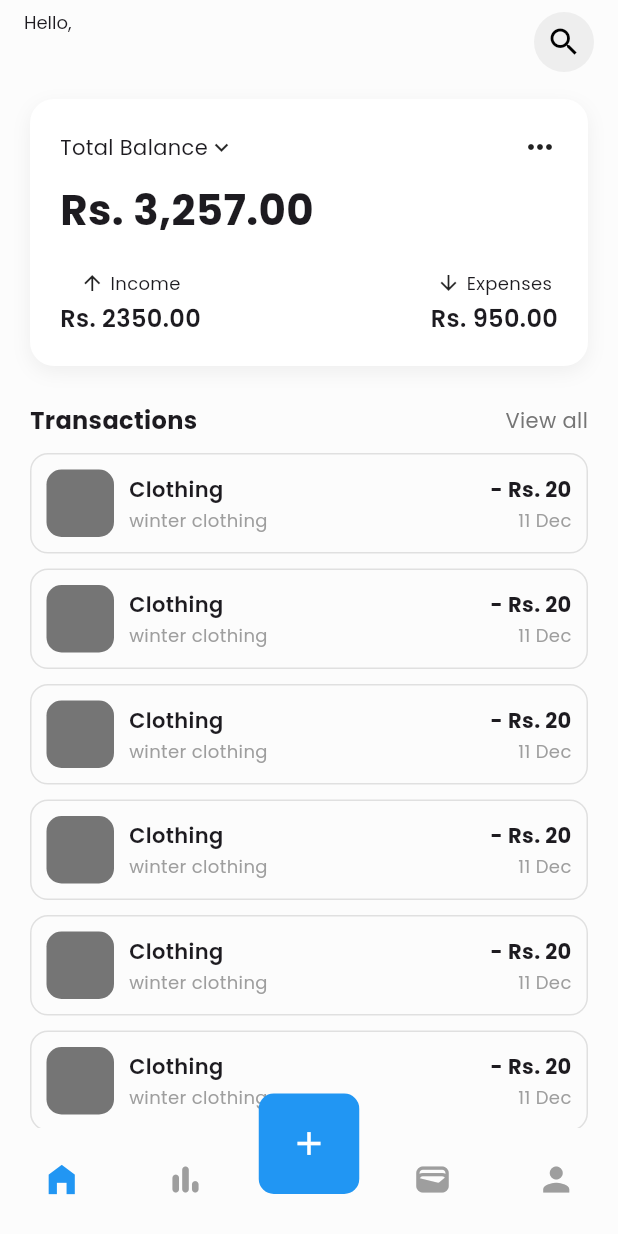
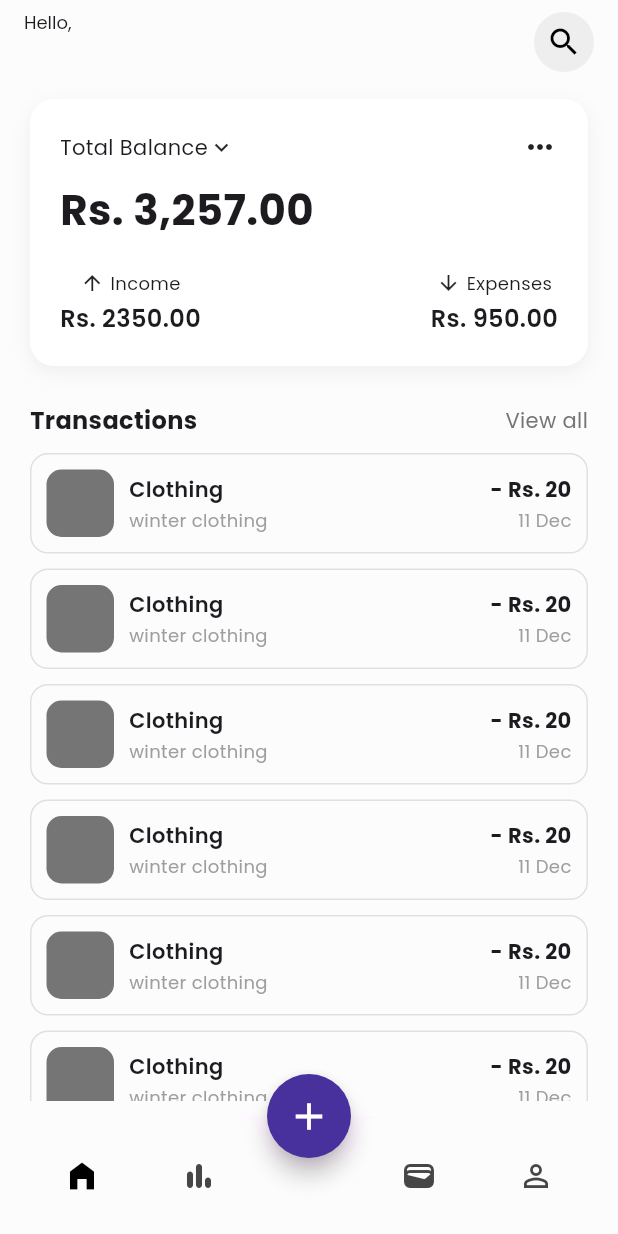
Before and after one commit to sanzay-c/finance_tracker, a Flutter app: the BottomNavBar screen opened directly, on a phone screen of 412 x 824 dp. Run offline on Flutter 3.47's test engine with Material 3 defaults, Android fonts, the phone set to English and light mode, and no system bars; drawn by our look-alikes of persistent_bottom_nav_bar; our stand-ins replace bloc, cloud_firestore, firebase_auth, firebase_core, flutter_bloc, flutter_screenutil and 3 more; accounts and stored records are empty; statements that could not run were skipped.

Commit message:
feat(ui): added a bottom nav bar using

```diff
--- a/lib/features/bottom_nav_bar/presentation/bottom_nav_bar.dart
+++ b/lib/features/bottom_nav_bar/presentation/bottom_nav_bar.dart
@@ -1,94 +1,124 @@
-import 'package:finance_tracker/features/transactions/presentation/screens/add_transaction_screen.dart';
-import 'package:finance_tracker/features/chart/presentation/screens/chart_screen.dart';
+import 'package:finance_tracker/core/constants/app_color.dart';
+import 'package:flutter/material.dart';
 import 'package:finance_tracker/features/dashbord/presentation/screens/dashboard_screen.dart';
 import 'package:finance_tracker/features/profile/presentation/screens/profile_screen.dart';
+import 'package:finance_tracker/features/transactions/presentation/screens/add_transaction_screen.dart';
 import 'package:finance_tracker/features/wallet/presentation/screens/wallet_screen.dart';
-import 'package:finance_tracker/core/constants/app_color.dart';
-import 'package:flutter/material.dart';
-import 'package:persistent_bottom_nav_bar/persistent_bottom_nav_bar.dart';
+import 'package:finance_tracker/features/chart/presentation/screens/chart_screen.dart';
 
-class BottomNavBar extends StatelessWidget {
+class BottomNavBar extends StatefulWidget {
   const BottomNavBar({super.key});
 
   @override
+  State<BottomNavBar> createState() => _BottomNavBarState();
+}
+
+class _BottomNavBarState extends State<BottomNavBar> {
+  int _selectedIndex = 0; // Tracks the selected tab
+
+  // List of all 4 screens for the navigation bar
+  static const List<Widget> _widgetOptions = <Widget>[
+    DashboardScreen(), // Index 0 (Home)
+    ChartScreen(), // Index 1 (Chart)
+    WalletScreen(), // Index 2 (Wallet)
+    ProfileScreen(), // Index 3 (Profile)
+  ];
+
+  // This function is called when a nav bar icon is tapped
+  void _onItemTapped(int index) {
+    setState(() {
+      _selectedIndex = index;
+    });
+  }
+
+  @override
   Widget build(BuildContext context) {
-    List<Widget> _buildScreens() {
-      return [
-        DashboardScreen(),
-        ChartScreen(),
-        AddTransactionScreen(),
-        WalletScreen(),
-        ProfileScreen(),
-      ];
-    }
+    return Scaffold(
+      // The body will display the screen corresponding to the selected index
+      body: Center(child: _widgetOptions.elementAt(_selectedIndex)),
 
-    List<PersistentBottomNavBarItem> _navBarsItems() {
-      return [
-        PersistentBottomNavBarItem(
-          icon: Tooltip(
-            message: "Home",
-            child: const Icon(Icons.home_filled),
+      // This is our main "Add" button
+      floatingActionButton: FloatingActionButton(
+        onPressed: () {
+          // Navigate to the Add Transaction Screen
+          Navigator.of(context).push(
+            MaterialPageRoute(builder: (_) =>  AddTransactionScreen()),
+          );
+        },
+        backgroundColor:  Color(
+          0xFF48319D,
+        ), // Dark purple color from your UI
+        shape:  CircleBorder(), // Ensures it's perfectly round
+        child:  Icon(Icons.add, color: Colors.white, size: 30),
+      ),
+
+      // Position the FloatingActionButton in the center, docked to the BottomAppBar
+      floatingActionButtonLocation: FloatingActionButtonLocation.centerDocked,
+
+      // This is our custom bottom navigation bar
+      bottomNavigationBar: BottomAppBar(
+        color:  getColorByTheme(context: context, colorClass: AppColors.backgroundColor), // Light gray color from your UI
+        shape:
+             CircularNotchedRectangle(), // Creates the cutout for the FAB
+        notchMargin: 8.0, // The space around the notch
+        child: SizedBox(
+          height: 60.0,
+          child: Row(
+            // Use spaceAround to distribute the icons evenly
+            mainAxisAlignment: MainAxisAlignment.spaceAround,
+            children: <Widget>[
+              // LEFT ICONS (Home and Chart)
+              Row(
+                children: <Widget>[
+                  IconButton(
+                    icon: Icon(
+                      Icons.home_filled,
+                      color:
+                          _selectedIndex == 0 ? const Color.fromARGB(255, 0, 0, 0) : const Color.fromARGB(255, 71, 70, 70),
+                    ),
+                    onPressed: () => _onItemTapped(0),
+                  ),
+                   SizedBox(width: 30),
+                  IconButton(
+                    icon: Icon(
+                      Icons.bar_chart_rounded,
+                      color:
+                          _selectedIndex == 1 ? const Color.fromARGB(255, 0, 0, 0) : const Color.fromARGB(255, 71, 70, 70),
+                    ),
+                    onPressed: () => _onItemTapped(1),
+                  ),
+                ],
+              ),
+
+              // This SizedBox creates the empty space in the middle
+               SizedBox(width: 40),
+
+              // RIGHT ICONS (Wallet and Profile)
+              Row(
+                children: <Widget>[
+                  IconButton(
+                    icon: Icon(
+                      Icons.wallet_rounded,
+                      color:
+                          _selectedIndex == 2 ? const Color.fromARGB(255, 0, 0, 0) : const Color.fromARGB(255, 71, 70, 70),
+                    ),
+                    onPressed: () => _onItemTapped(2),
+                  ),
+                   SizedBox(width: 30),
+                  IconButton(
+                    icon: Icon(
+                      Icons.person_outline,
+                      color:
+                          _selectedIndex == 3 ? const Color.fromARGB(255, 0, 0, 0) : const Color.fromARGB(255, 71, 70, 70),
+                    ),
+                    onPressed: () => _onItemTapped(3),
+                  ),
+                ],
+              ),
+            ],
           ),
-          activeColorPrimary: Colors.blue,
-          inactiveColorPrimary: Colors.grey,
         ),
-        PersistentBottomNavBarItem(
-          icon: Tooltip(
-            message: "Chart",
-            child: const Icon(Icons.bar_chart_rounded),
-          ),
-          activeColorPrimary: Colors.blue,
-          inactiveColorPrimary: Colors.grey,
-        ),
-        PersistentBottomNavBarItem(
-          icon: Tooltip(
-            message: "Add",
-            child: const Icon(
-              Icons.add,
-              color: Colors.white,
-            ),
-          ),
-          activeColorPrimary: Colors.blue,
-          inactiveColorPrimary: Colors.grey,
-        ),
-        PersistentBottomNavBarItem(
-          icon: Tooltip(
-            message: "Wallet",
-            child: const Icon(Icons.wallet_rounded),
-          ),
-          activeColorPrimary: Colors.blue,
-          inactiveColorPrimary: Colors.grey,
-        ),
-        PersistentBottomNavBarItem(
-          icon: Tooltip(
-            message: "Profile",
-            child: const Icon(Icons.person),
-          ),
-          activeColorPrimary: Colors.blue,
-          inactiveColorPrimary: Colors.grey,
-        ),
-      ];
-    }
-
-    PersistentTabController controller = PersistentTabController(initialIndex: 0);
-
-    return PersistentTabView(
-      navBarHeight: 72,
-      context,
-      screens: _buildScreens(),
-      items: _navBarsItems(),
-      controller: controller,
-      confineToSafeArea: true,
-      backgroundColor: getColorByTheme(context: context, colorClass: AppColors.backgroundColor),
-      handleAndroidBackButtonPress: true,
-      resizeToAvoidBottomInset: true,
-      stateManagement: true,
-      hideNavigationBarWhenKeyboardAppears: true,
-      decoration: NavBarDecoration(
-        borderRadius: BorderRadius.circular(10.0),
-        colorBehindNavBar: getColorByTheme(context: context, colorClass: AppColors.backgroundColor),
       ),
-      navBarStyle: NavBarStyle.style16,
     );
   }
 }
--- a/lib/features/transactions/presentation/widget/add_transaction_form.dart
+++ b/lib/features/transactions/presentation/widget/add_transaction_form.dart
@@ -176,7 +176,8 @@ class AddTransactionFormState extends State<AddTransactionForm> {
                       context: context,
                       initialDate: selectedDate,
                       firstDate: DateTime(2000),
-                      lastDate: DateTime(2100),
+                      lastDate: DateTime.now(),
+                      barrierColor: const Color.fromARGB(81, 0, 0, 0),
                     );
                     if (pickedDate != null) {
                       setState(() => selectedDate = pickedDate);
```
